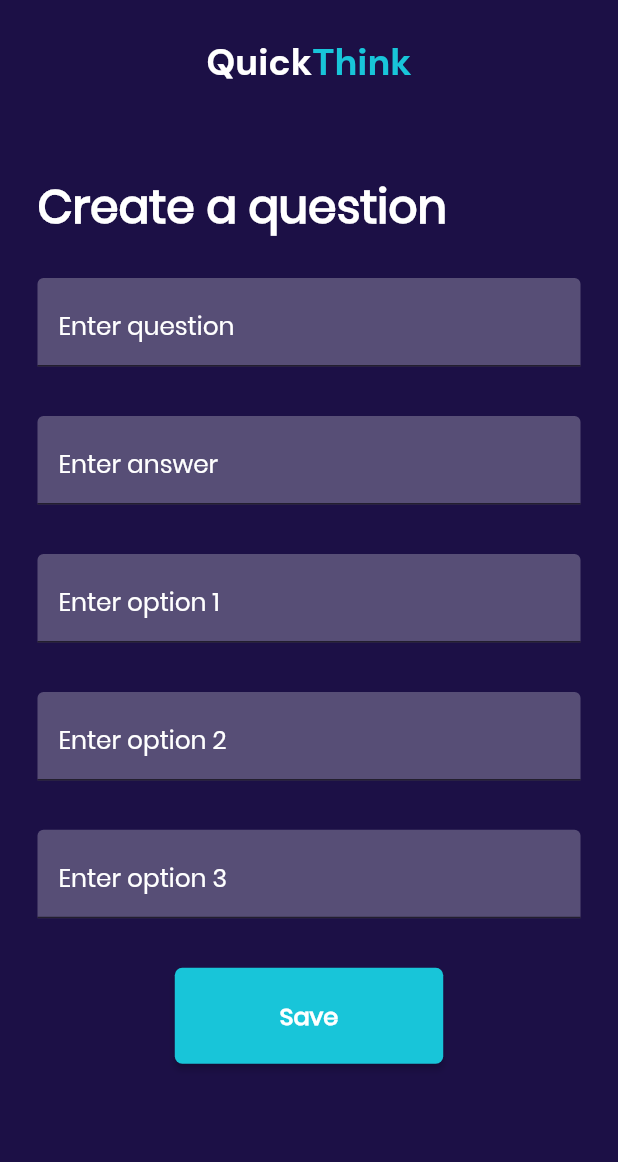
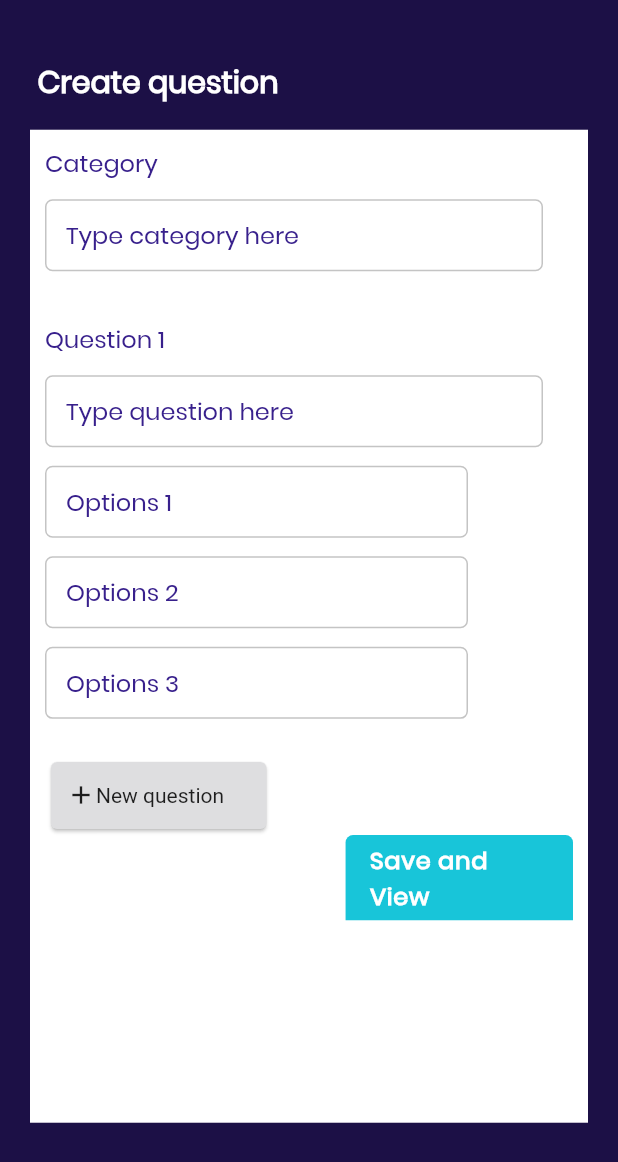
Before and after one commit to hngi/mobileforce-QuickThink, a Flutter app: the CreateQuestion screen opened directly, on a phone screen of 412 x 824 dp. Shown: the top 1162 px of the screen. Run offline on Flutter 3.47's test engine with Material 2 defaults, Android fonts, the phone set to English and light mode, and no system bars; our stand-ins replace flushbar, flutter_icons, flutter_spinkit, flutter_svg, google_fonts, hexcolor and 4 more; accounts and stored records are empty.

Commit message:
Update create_question.dart

```diff
--- a/quick_think/lib/screens/create_question.dart
+++ b/quick_think/lib/screens/create_question.dart
@@ -1,5 +1,7 @@
 import 'package:flutter/material.dart';
-import 'package:quickthink/utils/responsiveness.dart';
+import 'package:google_fonts/google_fonts.dart';
+import 'package:quickthink/model/question_sorting_model.dart';
+//import 'package:quickthink/utils/quizTimer.dart';
 
 class CreateQuestion extends StatefulWidget {
   @override
@@ -7,341 +9,343 @@ class CreateQuestion extends StatefulWidget {
 }
 
 class _CreateQuestionState extends State<CreateQuestion> {
-  final _formKey = GlobalKey<FormState>();
-  TextEditingController answer = TextEditingController();
-  TextEditingController question = TextEditingController();
-  TextEditingController option1 = TextEditingController();
-  TextEditingController option2 = TextEditingController();
-  TextEditingController option3 = TextEditingController();
+  @override
+  void initState() {
+    super.initState();
+  }
+
+  var style = GoogleFonts.poppins(
+    color: Color(0xFF1C1046),
+    fontSize: 14,
+    fontStyle: FontStyle.normal,
+    fontWeight: FontWeight.w600,
+  );
 
   @override
   Widget build(BuildContext context) {
-    final width = MediaQuery.of(context).size.width;
-    final height = MediaQuery.of(context).size.height;
+    double width = MediaQuery.of(context).size.width;
+    double height = MediaQuery.of(context).size.height;
+    var heightBox = height * .618;
+    var widthBox = width * .872;
     return Scaffold(
-        backgroundColor: Theme.of(context).primaryColor,
+        backgroundColor: Color(0xFF1C1046),
         body: SafeArea(
           child: Padding(
-            padding: const EdgeInsets.all(25.0),
-            child: Container(
-              width: width,
+            padding: const EdgeInsets.only(left: 20, right: 20, top: 40),
             child: SingleChildScrollView(
               child: Column(
-                  //mainAxisAlignment: MainAxisAlignment.center,
-                  // crossAxisAlignment: CrossAxisAlignment.start,
+                crossAxisAlignment: CrossAxisAlignment.start,
                 children: <Widget>[
-                    _logoText(),
-                    SizedBox(height: SizeConfig().yMargin(context, 7)),
-                    _prompt(),
-                    _form(),
-                    _saveBtn()
+                  _textTitle(height, width),
+                  SizedBox(height: height * 0.02),
+                  _box(height, width, heightBox, widthBox),
                 ],
-                ),
               ),
             ),
           ),
         ));
   }
 
-  Widget _logoText() {
-    return RichText(
-      textAlign: TextAlign.center,
-      text: TextSpan(children: <TextSpan>[
-        TextSpan(
-            text: 'Quick',
-            style: TextStyle(
-                fontFamily: 'DM Sans',
-                fontWeight: FontWeight.w700,
-                fontSize: SizeConfig().textSize(context, 3),
-                color: Colors.white)),
-        TextSpan(
-            text: 'Think',
-            style: TextStyle(
-              fontFamily: 'DM Sans',
-              fontWeight: FontWeight.w700,
-              fontSize: SizeConfig().textSize(context, 3),
-              color: Color.fromRGBO(24, 197, 217, 1),
-            ))
-      ]),
-    );
-  }
-
-  Widget _prompt() {
-    return Row(
-      mainAxisAlignment: MainAxisAlignment.start,
+  Widget _box(height, width, heightBox, widthBox) {
+    return Container(
+      width: width,
+      height: heightBox * 1.3,
+      padding: EdgeInsets.all(10),
+      decoration: BoxDecoration(
+        // borderRadius: BorderRadius.circular(5.0),
+        color: Color(0xFFFFFFFF),
+      ),
+      child: Form(
+        child: Column(
+          crossAxisAlignment: CrossAxisAlignment.start,
           children: <Widget>[
-        Text(
-          'Create a question',
-          textAlign: TextAlign.start,
-          style: TextStyle(
-            fontFamily: 'Poppins',
-            color: Colors.white,
-            fontWeight: FontWeight.w600,
-            fontSize: SizeConfig().textSize(context, 3.7),
+            _category(),
+            SizedBox(
+              height: height * 0.015,
+            ),
+            Flexible(flex: 1, child: _questionTextBox()),
+            SizedBox(
+              height: height * 0.04,
+            ),
+            Flexible(flex: 1, child: _question1()),
+            SizedBox(
+              height: height * 0.015,
+            ),
+            Flexible(flex: 1, child: _questionsTextBox()),
+            SizedBox(
+              height: height * 0.015,
+            ),
+            Flexible(flex: 1, child: _option1()),
+            SizedBox(
+              height: height * 0.015,
+            ),
+            Flexible(flex: 1, child: _option2()),
+            SizedBox(
+              height: height * 0.015,
+            ),
+            Flexible(flex: 1, child: _option3()),
+            SizedBox(
+              height: height * 0.03,
+            ),
+            Card(
+                elevation: 1,
+                color: Color(0xffDEDEE0),
+                child: Padding(
+                  padding: const EdgeInsets.all(10.0),
+                  child: Container(
+                    width: width * 0.3,
+                    height: height * 0.03,
+                    child: Row(
+                      children: <Widget>[
+                        Icon(Icons.add, size: 20),
+                        Text('New question'),
+                      ],
                     ),
                   ),
+                )),
+            Row(
+              //overflow: Overflow.visible,
+              children: <Widget>[
+                Spacer(),
+                _nextButton(height, width, heightBox, widthBox),
               ],
-    );
-  }
-
-  Widget _form() {
-    return Form(
-      key: _formKey,
-      child: Column(
-        children: <Widget>[
-          SizedBox(
-            height: SizeConfig().yMargin(context, 3.0),
+            )
+          ],
         ),
-          _question(),
-          SizedBox(
-            height: SizeConfig().yMargin(context, 4),
-          ),
-          _answer(),
-          SizedBox(
-            height: SizeConfig().yMargin(context, 4),
-          ),
-          _option1(),
-          SizedBox(
-            height: SizeConfig().yMargin(context, 4),
-          ),
-          _option2(),
-          SizedBox(
-            height: SizeConfig().yMargin(context, 4),
-          ),
-          _option3(),
-          SizedBox(
-            height: SizeConfig().yMargin(context, 4),
-          ),
-        ],
       ),
     );
   }
 
-  Widget _answer() {
-    return TextFormField(
-      controller: answer,
+  Widget _nextButton(height, width, heightBox, widthBox) {
+    return Positioned(
+      // top: heightBox * .89,
+      // left: widthBox * .58,
+      // right: widthBox * .0,
+      // bottom: heightBox,
+      width: 70,
+      child: Container(
+        decoration: BoxDecoration(
+          borderRadius: BorderRadius.only(
+              topLeft: Radius.circular(5), topRight: Radius.circular(5)),
+          color: Color(0xFF18C5D9),
+        ),
+        height: height * .069,
+        width: width * .368,
+        child: FlatButton(
+          child: Text(
+            'Save and View',
+            style: style.copyWith(
+              fontWeight: FontWeight.bold,
+              color: Color(0xFFFFFFFF),
+              fontSize: 16,
+              letterSpacing: 0.5,
+            ),
+          ),
+          onPressed: () {},
+        ),
+      ),
+    );
+  }
+
+  Widget _category() {
+    return Text(
+      'Category',
+      style: GoogleFonts.poppins(
+        color: Color(0xFF38208C),
+        fontSize: 16,
+        fontWeight: FontWeight.normal,
+        fontStyle: FontStyle.normal,
+        // fontWeight: FontWeight.w500,
+      ),
+      textAlign: TextAlign.justify,
+    );
+  }
+
+  Widget _question1() {
+    return Text(
+      'Question 1',
+      style: GoogleFonts.poppins(
+        color: Color(0xFF38208C),
+        fontSize: 16,
+        fontWeight: FontWeight.normal,
+        fontStyle: FontStyle.normal,
+        // fontWeight: FontWeight.w500,
+      ),
+      textAlign: TextAlign.justify,
+    );
+  }
+
+  Widget _questionTextBox() {
+    return Padding(
+      padding: EdgeInsets.only(right: 20),
+      child: TextFormField(
+        keyboardType: TextInputType.text,
         style: TextStyle(
             fontFamily: 'Poppins',
             fontWeight: FontWeight.w400,
-          fontSize: SizeConfig().textSize(context, 3),
-          color: Colors.white),
+            //  fontSize: SizeConfig().textSize(context, 3),
+            color: Color(0xff38208C)),
         onChanged: (val) {},
-      validator: (val) {
-        if (val.length == 0) {
-          return 'answer Should Not Be Empty';
-        }
-        if (val.length <= 2) {
-          return 'should be 3 or more characters';
-        }
-        if (!RegExp(r"^[a-z0-9A-Z_-]{3,16}$").hasMatch(val)) {
-          return "can only include _ or -";
-        }
-        return null;
-      },
-      onSaved: (val) => answer.text = val,
         decoration: InputDecoration(
-        hintText: 'Enter answer',
+          hintText: 'Type category here',
           hintStyle: TextStyle(
               fontFamily: 'Poppins',
               fontWeight: FontWeight.w400,
-            fontSize: SizeConfig().textSize(context, 2),
-            color: Colors.white),
+              //  fontSize: SizeConfig().textSize(context, 2),
+              color: Color(0xff38208C)),
           contentPadding: EdgeInsets.fromLTRB(14.0, 12.0, 0.0, 12.0),
-        fillColor: Color.fromRGBO(87, 78, 118, 1),
+          fillColor: Colors.white,
           filled: true,
+          enabledBorder: OutlineInputBorder(
+              borderSide: BorderSide(color: Color(0xffC4C4C4)),
+              borderRadius: BorderRadius.circular(5.0)),
           focusedBorder: OutlineInputBorder(
-            borderSide:
-                BorderSide(color: Color.fromRGBO(24, 197, 217, 1), width: 1.0),
+              borderSide: BorderSide(color: Colors.black),
               borderRadius: BorderRadius.circular(5.0)),
+        ),
       ),
     );
   }
 
   Widget _option1() {
-    return TextFormField(
-      controller: option1,
+    return Padding(
+      padding: const EdgeInsets.only(right: 70.0),
+      child: TextFormField(
+        keyboardType: TextInputType.text,
         style: TextStyle(
             fontFamily: 'Poppins',
             fontWeight: FontWeight.w400,
-          fontSize: SizeConfig().textSize(context, 3),
-          color: Colors.white),
+            //  fontSize: SizeConfig().textSize(context, 3),
+            color: Color(0xff38208C)),
         onChanged: (val) {},
-      validator: (val) {
-        if (val.length == 0) {
-          return 'Option Should Not Be Empty';
-        }
-        if (val.length <= 2) {
-          return 'should be 3 or more characters';
-        }
-        if (!RegExp(r"^[a-z0-9A-Z_-]{3,16}$").hasMatch(val)) {
-          return "can only include _ or -";
-        }
-        return null;
-      },
-      onSaved: (val) => option1.text = val,
         decoration: InputDecoration(
-        hintText: 'Enter option 1',
+          hintText: 'Options 1',
           hintStyle: TextStyle(
               fontFamily: 'Poppins',
               fontWeight: FontWeight.w400,
-            fontSize: SizeConfig().textSize(context, 2),
-            color: Colors.white),
+              //  fontSize: SizeConfig().textSize(context, 2),
+              color: Color(0xff38208C)),
           contentPadding: EdgeInsets.fromLTRB(14.0, 12.0, 0.0, 12.0),
-        fillColor: Color.fromRGBO(87, 78, 118, 1),
+          fillColor: Colors.white,
           filled: true,
+          enabledBorder: OutlineInputBorder(
+              borderSide: BorderSide(color: Color(0xffC4C4C4)),
+              borderRadius: BorderRadius.circular(5.0)),
           focusedBorder: OutlineInputBorder(
-            borderSide:
-                BorderSide(color: Color.fromRGBO(24, 197, 217, 1), width: 1.0),
+              borderSide: BorderSide(color: Colors.black),
               borderRadius: BorderRadius.circular(5.0)),
+        ),
       ),
     );
   }
 
   Widget _option2() {
-    return TextFormField(
-      controller: option2,
+    return Padding(
+      padding: const EdgeInsets.only(right: 70),
+      child: TextFormField(
+        keyboardType: TextInputType.text,
         style: TextStyle(
             fontFamily: 'Poppins',
             fontWeight: FontWeight.w400,
-          fontSize: SizeConfig().textSize(context, 3),
-          color: Colors.white),
+            //  fontSize: SizeConfig().textSize(context, 3),
+            color: Color(0xff38208C)),
         onChanged: (val) {},
-      validator: (val) {
-        if (val.length == 0) {
-          return 'Option Should Not Be Empty';
-        }
-        if (val.length <= 2) {
-          return 'should be 3 or more characters';
-        }
-        if (!RegExp(r"^[a-z0-9A-Z_-]{3,16}$").hasMatch(val)) {
-          return "can only include _ or -";
-        }
-        return null;
-      },
-      onSaved: (val) => option2.text = val,
         decoration: InputDecoration(
-        hintText: 'Enter option 2',
+          hintText: 'Options 2',
           hintStyle: TextStyle(
               fontFamily: 'Poppins',
               fontWeight: FontWeight.w400,
-            fontSize: SizeConfig().textSize(context, 2),
-            color: Colors.white),
+              //  fontSize: SizeConfig().textSize(context, 2),
+              color: Color(0xff38208C)),
           contentPadding: EdgeInsets.fromLTRB(14.0, 12.0, 0.0, 12.0),
-        fillColor: Color.fromRGBO(87, 78, 118, 1),
+          fillColor: Colors.white,
           filled: true,
+          enabledBorder: OutlineInputBorder(
+              borderSide: BorderSide(color: Color(0xffC4C4C4)),
+              borderRadius: BorderRadius.circular(5.0)),
           focusedBorder: OutlineInputBorder(
-            borderSide:
-                BorderSide(color: Color.fromRGBO(24, 197, 217, 1), width: 1.0),
+              borderSide: BorderSide(color: Colors.black),
               borderRadius: BorderRadius.circular(5.0)),
+        ),
       ),
     );
   }
 
   Widget _option3() {
-    return TextFormField(
-      controller: option3,
+    return Padding(
+      padding: EdgeInsets.only(right: 70),
+      child: TextFormField(
+        keyboardType: TextInputType.text,
         style: TextStyle(
             fontFamily: 'Poppins',
             fontWeight: FontWeight.w400,
-          fontSize: SizeConfig().textSize(context, 3),
-          color: Colors.white),
+            //  fontSize: SizeConfig().textSize(context, 3),
+            color: Color(0xff38208C)),
         onChanged: (val) {},
-      validator: (val) {
-        if (val.length == 0) {
-          return 'Option Should Not Be Empty';
-        }
-        if (val.length <= 2) {
-          return 'should be 3 or more characters';
-        }
-        if (!RegExp(r"^[a-z0-9A-Z_-]{3,16}$").hasMatch(val)) {
-          return "can only include _ or -";
-        }
-        return null;
-      },
-      onSaved: (val) => option3.text = val,
         decoration: InputDecoration(
-        hintText: 'Enter option 3',
+          hintText: 'Options 3',
           hintStyle: TextStyle(
               fontFamily: 'Poppins',
               fontWeight: FontWeight.w400,
-            fontSize: SizeConfig().textSize(context, 2),
-            color: Colors.white),
+              //  fontSize: SizeConfig().textSize(context, 2),
+              color: Color(0xff38208C)),
           contentPadding: EdgeInsets.fromLTRB(14.0, 12.0, 0.0, 12.0),
-        fillColor: Color.fromRGBO(87, 78, 118, 1),
+          fillColor: Colors.white,
           filled: true,
+          enabledBorder: OutlineInputBorder(
+              borderSide: BorderSide(color: Color(0xffC4C4C4)),
+              borderRadius: BorderRadius.circular(5.0)),
           focusedBorder: OutlineInputBorder(
-            borderSide:
-                BorderSide(color: Color.fromRGBO(24, 197, 217, 1), width: 1.0),
+              borderSide: BorderSide(color: Colors.black),
               borderRadius: BorderRadius.circular(5.0)),
+        ),
       ),
     );
   }
 
-  Widget _question() {
-    return TextFormField(
+  Widget _questionsTextBox() {
+    return Padding(
+      padding: EdgeInsets.only(
+        right: 20,
+      ),
+      child: TextFormField(
         keyboardType: TextInputType.text,
         style: TextStyle(
             fontFamily: 'Poppins',
             fontWeight: FontWeight.w400,
-          fontSize: SizeConfig().textSize(context, 3),
-          color: Colors.white),
+            //  fontSize: SizeConfig().textSize(context, 3),
+            color: Color(0xff38208C)),
         onChanged: (val) {},
-      controller: question,
-      validator: (val) {
-        if (val.length == 0) {
-          return 'Question Should Not Be Empty';
-        }
-        if (val.length <= 2) {
-          return 'should be 3 or more characters';
-        }
-        return null;
-      },
-      onSaved: (val) => question.text = val,
         decoration: InputDecoration(
-        hintText: 'Enter question',
+          hintText: 'Type question here',
           hintStyle: TextStyle(
               fontFamily: 'Poppins',
               fontWeight: FontWeight.w400,
-            fontSize: SizeConfig().textSize(context, 2),
-            color: Colors.white),
+              //  fontSize: SizeConfig().textSize(context, 2),
+              color: Color(0xff38208C)),
           contentPadding: EdgeInsets.fromLTRB(14.0, 12.0, 0.0, 12.0),
-        fillColor: Color.fromRGBO(87, 78, 118, 1),
+          fillColor: Colors.white,
           filled: true,
+          enabledBorder: OutlineInputBorder(
+              borderSide: BorderSide(color: Color(0xffC4C4C4)),
+              borderRadius: BorderRadius.circular(5.0)),
           focusedBorder: OutlineInputBorder(
-            borderSide:
-                BorderSide(color: Color.fromRGBO(24, 197, 217, 1), width: 1.0),
+              borderSide: BorderSide(color: Colors.black),
               borderRadius: BorderRadius.circular(5.0)),
+        ),
       ),
     );
   }
 
-  Widget _saveBtn() {
-    return RaisedButton(
-      padding: EdgeInsets.fromLTRB(70, 20, 70, 20),
-      onPressed: () {
-        onPressed();
-      },
-      textColor: Colors.white,
-      shape: RoundedRectangleBorder(borderRadius: BorderRadius.circular(5.0)),
-      color: Color.fromRGBO(24, 197, 217, 1),
-      highlightColor: Color.fromRGBO(24, 197, 217, 1),
-      child: Text('Save',
-          style: TextStyle(
-              fontFamily: 'Poppins',
-              fontWeight: FontWeight.w700,
-              fontSize: 16.0,
-              color: Colors.white)),
+  _textTitle(height, width) {
+    return Text(
+      ' Create question',
+      style: GoogleFonts.poppins(
+        color: Color(0xFFFFFFFF),
+        fontSize: 20,
+        fontStyle: FontStyle.normal,
+        fontWeight: FontWeight.bold,
+      ),
     );
   }
-
-  void onPressed() async {
-    var form = _formKey.currentState;
-    if (form.validate()) {
-      form.save();
-      // print(gameCode.text + username.text);
-
-      // _joinGame(gameCode.text, username.text);
-      //    handleRegistration(nick, password);
 }
-  }
-}
```
Lines whose indentation alone changed are shown as unchanged.
